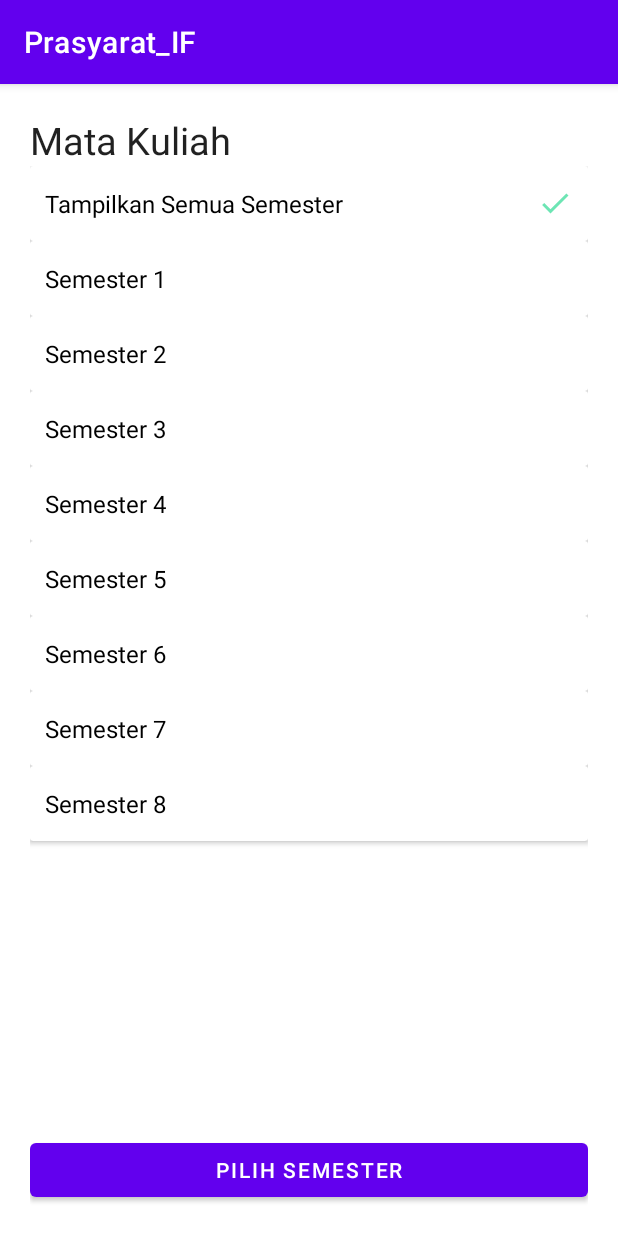
After one commit to jghjianghan/Prasyarat_IF, an Android app: the fragment FilterSemesterFragment shown on its own in the app's theme, on a phone screen of 412 x 824 dp. The commit adds this screen. Run offline under Robolectric (Android 15) with nearby library versions, the phone set to English and light mode, and no system bars.

Commit message:
Create filter semester fragment

```diff
--- /dev/null
+++ b/app/src/main/java/id/ac/unpar/informatika/prasyaratif/view/FilterSemesterFragment.java
@@ -0,0 +1,69 @@
+package id.ac.unpar.informatika.prasyaratif.view;
+
+import android.os.Bundle;
+
+import androidx.annotation.NonNull;
+import androidx.fragment.app.Fragment;
+import androidx.recyclerview.widget.LinearLayoutManager;
+import androidx.recyclerview.widget.SimpleItemAnimator;
+
+import android.view.LayoutInflater;
+import android.view.View;
+import android.view.ViewGroup;
+
+import java.util.Objects;
+
+import id.ac.unpar.informatika.prasyaratif.databinding.FragmentFilterSemesterBinding;
+
+/**
+ * A simple {@link Fragment} subclass.
+ * Use the {@link FilterSemesterFragment#newInstance} factory method to
+ * create an instance of this fragment.
+ */
+public class FilterSemesterFragment extends Fragment {
+
+    // the fragment initialization parameters
+    private static final String ARG_JUMLAH_SEMESTER = "jumlahSemester";
+
+    private int jumlahSemester = 8;
+    private FragmentFilterSemesterBinding binding;
+
+    public FilterSemesterFragment() {
+        // Required empty public constructor
+    }
+
+    /**
+     * Use this factory method to create a new instance of
+     * this fragment using the provided parameters.
+     *
+     * @param jumlahSemester Total jumlah semester
+     * @return A new instance of fragment FilterSemesterFragment.
+     */
+    public static FilterSemesterFragment newInstance(int jumlahSemester) {
+        FilterSemesterFragment fragment = new FilterSemesterFragment();
+        Bundle args = new Bundle();
+        args.putInt(ARG_JUMLAH_SEMESTER, jumlahSemester);
+        fragment.setArguments(args);
+        return fragment;
+    }
+
+    @Override
+    public void onCreate(Bundle savedInstanceState) {
+        super.onCreate(savedInstanceState);
+        if (getArguments() != null) {
+            jumlahSemester = getArguments().getInt(ARG_JUMLAH_SEMESTER);
+        }
+    }
+
+    @Override
+    public View onCreateView(@NonNull LayoutInflater inflater, ViewGroup container,
+                             Bundle savedInstanceState) {
+        binding = FragmentFilterSemesterBinding.inflate(inflater, container, false);
+        binding.rvSemesterList.setAdapter(new SemesterListAdapter(jumlahSemester));
+        binding.rvSemesterList.setLayoutManager(new LinearLayoutManager(getActivity()));
+
+        // Disable dimming animation
+        ((SimpleItemAnimator) Objects.requireNonNull(binding.rvSemesterList.getItemAnimator())).setSupportsChangeAnimations(false);
+        return binding.getRoot();
+    }
+}
--- /dev/null
+++ b/app/src/main/java/id/ac/unpar/informatika/prasyaratif/view/SemesterListAdapter.java
@@ -0,0 +1,70 @@
+package id.ac.unpar.informatika.prasyaratif.view;
+
+import android.content.Context;
+import android.content.res.Resources;
+import android.util.Log;
+import android.view.LayoutInflater;
+import android.view.View;
+import android.view.ViewGroup;
+
+import androidx.annotation.NonNull;
+import androidx.recyclerview.widget.RecyclerView;
+
+import id.ac.unpar.informatika.prasyaratif.R;
+import id.ac.unpar.informatika.prasyaratif.databinding.SemesterItemBinding;
+
+public class SemesterListAdapter extends RecyclerView.Adapter<SemesterListAdapter.ViewHolder> {
+    private int selected = 0;
+    private final int nSemester;
+
+    public SemesterListAdapter(int nSemester){
+        this.nSemester = nSemester;
+    }
+
+    @NonNull
+    @Override
+    public ViewHolder onCreateViewHolder(@NonNull ViewGroup parent, int viewType) {
+        View view = LayoutInflater.from(parent.getContext())
+                .inflate(R.layout.semester_item, parent, false);
+        return new ViewHolder(view, this);
+    }
+
+    @Override
+    public void onBindViewHolder(@NonNull ViewHolder holder, int position) {
+        if (position == 0){
+            holder.binding.tvNamaItem.setText(R.string.filter_opt_all_semester);
+        } else {
+            holder.binding.tvNamaItem.setText("Semester " + position);
+        }
+        if (position == selected){
+            holder.binding.ivCheck.setVisibility(View.VISIBLE);
+        } else {
+            holder.binding.ivCheck.setVisibility(View.INVISIBLE);
+        }
+    }
+
+    @Override
+    public int getItemCount() {
+        return nSemester + 1;
+    }
+
+    private void setSelected(int position){
+        notifyItemChanged(selected);
+        selected = position;
+        notifyItemChanged(position);
+    }
+
+    /**
+     * Provide a reference to the type of views that you are using
+     * (custom ViewHolder).
+     */
+    public static class ViewHolder extends RecyclerView.ViewHolder {
+        private final SemesterItemBinding binding;
+
+        public ViewHolder(View view, SemesterListAdapter adapter) {
+            super(view);
+            binding = SemesterItemBinding.bind(view);
+            binding.getRoot().setOnClickListener((view1 -> adapter.setSelected(getBindingAdapterPosition())));
+        }
+    }
+}
--- /dev/null
+++ b/app/src/main/res/layout/fragment_filter_semester.xml
@@ -0,0 +1,43 @@
+<?xml version="1.0" encoding="utf-8"?>
+<androidx.constraintlayout.widget.ConstraintLayout xmlns:android="http://schemas.android.com/apk/res/android"
+    xmlns:app="http://schemas.android.com/apk/res-auto"
+    xmlns:tools="http://schemas.android.com/tools"
+    android:layout_width="match_parent"
+    android:layout_height="match_parent"
+    tools:context=".view.FilterSemesterFragment"
+    android:padding="20dp"
+    >
+
+    <TextView
+        android:id="@+id/tv_filter_title"
+        android:layout_width="0dp"
+        android:layout_height="wrap_content"
+
+        android:text="Mata Kuliah"
+        android:textAppearance="@style/TextAppearance.AppCompat.Body1"
+        android:textSize="25dp"
+        app:layout_constraintEnd_toEndOf="parent"
+        app:layout_constraintStart_toStartOf="parent"
+        app:layout_constraintTop_toTopOf="parent" />
+
+    <androidx.recyclerview.widget.RecyclerView
+        android:id="@+id/rv_semester_list"
+        android:layout_width="0dp"
+        android:layout_height="0dp"
+        app:layout_constraintBottom_toTopOf="@+id/button"
+        app:layout_constraintEnd_toEndOf="parent"
+        app:layout_constraintStart_toStartOf="parent"
+        app:layout_constraintTop_toBottomOf="@+id/tv_filter_title" />
+
+    <Button
+        android:id="@+id/button"
+        android:layout_width="0dp"
+        android:layout_height="wrap_content"
+        android:text="Pilih Semester"
+        app:layout_constraintBottom_toBottomOf="parent"
+        app:layout_constraintEnd_toEndOf="parent"
+        app:layout_constraintStart_toStartOf="parent"
+        app:layout_constraintTop_toBottomOf="@+id/rv_semester_list" />
+
+
+</androidx.constraintlayout.widget.ConstraintLayout>
--- /dev/null
+++ b/app/src/main/res/layout/semester_item.xml
@@ -0,0 +1,27 @@
+<?xml version="1.0" encoding="utf-8"?>
+<androidx.cardview.widget.CardView xmlns:android="http://schemas.android.com/apk/res/android"
+    android:layout_width="match_parent"
+    android:layout_height="50dp"
+    xmlns:app="http://schemas.android.com/apk/res-auto"
+    xmlns:card_view="http://schemas.android.com/tools"
+    card_view:cardCornerRadius="4dp"
+    >
+
+    <TextView
+        android:id="@+id/tv_nama_item"
+        android:layout_width="wrap_content"
+        android:layout_height="wrap_content"
+        android:layout_gravity="center_vertical"
+        android:layout_marginStart="10dp"
+        android:textColor="@color/black"
+        android:textSize="16dp"
+        android:text="Semester 1" />
+    <ImageView
+        android:id="@+id/iv_check"
+        android:layout_width="wrap_content"
+        android:layout_height="wrap_content"
+        android:layout_marginEnd="10dp"
+        android:src="@drawable/ic_checked"
+        android:layout_gravity="center_vertical|right"
+        />
+</androidx.cardview.widget.CardView>
--- a/app/src/main/res/values/strings.xml
+++ b/app/src/main/res/values/strings.xml
@@ -1,3 +1,4 @@
 <resources>
     <string name="app_name">Prasyarat_IF</string>
+    <string name="filter_opt_all_semester">Tampilkan Semua Semester</string>
 </resources>
```
